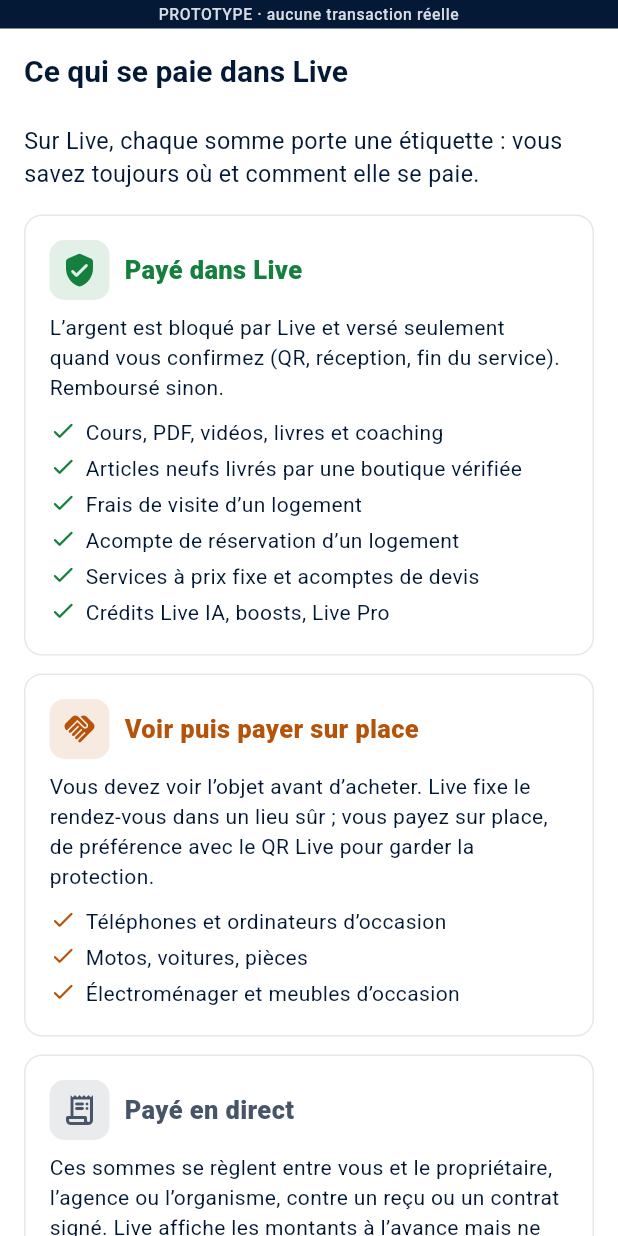
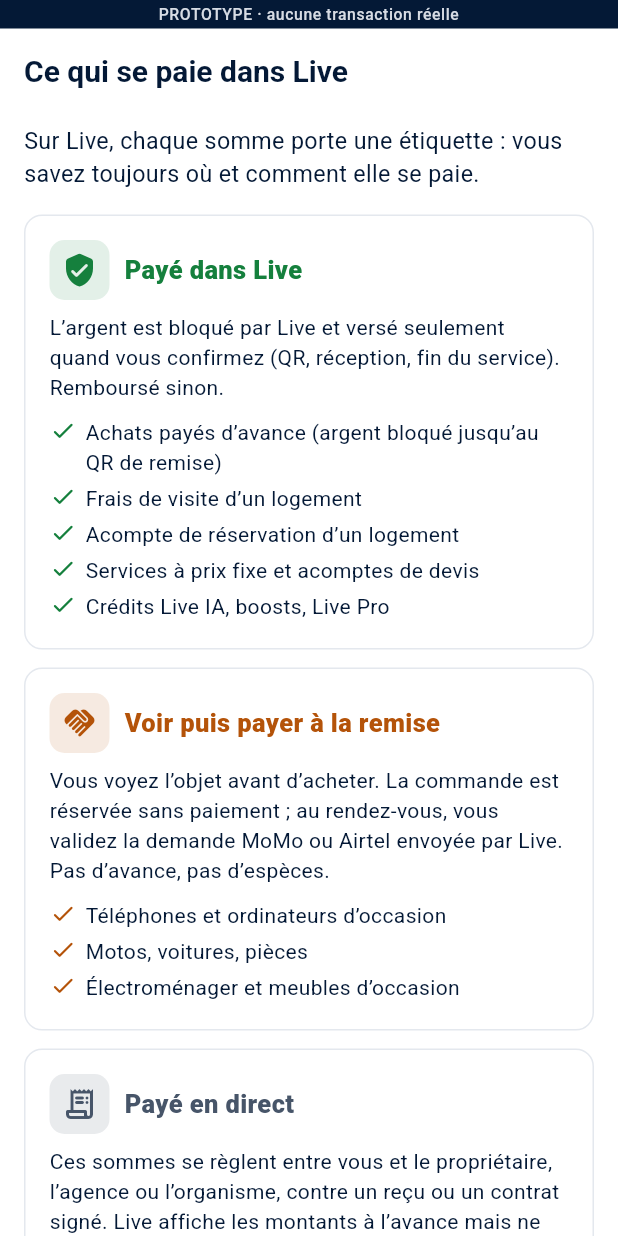
Before and after one commit to Live2026/Live, a Flutter app: the EcranGuidePaiements screen opened by its route, on a phone screen of 412 x 824 dp. Run offline on Flutter 3.47's test engine with Material 3 defaults, Android fonts, the phone set to English and light mode, and no system bars; our stand-ins replace flutter_riverpod, go_router, qr_flutter.

Commit message:
fix(prototype): navigation d'origine conservée ; Savoir, Emploi et groupes en aperçu étiqueté ; payer à la remise conforme au doc 10 ; Enregistrés ; recherche du Market en icône
Co-Authored-By: Claude Opus 5.5 <noreply@anthropic.com>
Claude-Session: https://claude.ai/code/session_01MCoYm9C73oKd3ji52FcTpd

```diff
--- a/app/lib/core/router.dart
+++ b/app/lib/core/router.dart
@@ -82,6 +82,7 @@ final routeur = GoRouter(
       ),
     ),
     _route('/suivis', (_) => const EcranSuivis()),
+    _route('/enregistres', (_) => const EcranEnregistres()),
     // Recherche
     _route('/recherche', (_) => const EcranRecherche()),
     _route('/alertes', (_) => const EcranAlertes()),
--- a/app/lib/data/modeles.dart
+++ b/app/lib/data/modeles.dart
@@ -10,25 +10,27 @@ enum Reglement {
   /// Payé dans Live : argent bloqué jusqu'à la remise ou au service rendu.
   dansLive,
 
-  /// On voit avant d'acheter : rendez-vous fixé dans Live, paiement à la
-  /// remise (QR Live pour rester protégé, ou espèces à ses risques).
+  /// On voit avant d'acheter : commande réservée sans paiement, rendez-vous
+  /// dans un lieu public, paiement MoMo ou Airtel via Live au moment de la
+  /// remise (mode B « payer à la remise », docs/10, section 3.6).
   surPlace,
 
   /// Payé directement au propriétaire, à l'agence ou à l'organisme, contre
-  /// reçu : loyers, caution, prix d'un bien, frais officiels d'un concours.
+  /// reçu : loyers, caution, prix d'un bien (encaissement par Live prévu en
+  /// P2, docs/11), frais officiels d'un concours.
   direct,
 }
 
 extension InfoReglement on Reglement {
   String get libelle => switch (this) {
     Reglement.dansLive => 'Payé dans Live',
-    Reglement.surPlace => 'Voir puis payer sur place',
+    Reglement.surPlace => 'Voir puis payer à la remise',
     Reglement.direct => 'Payé en direct',
   };
 
   String get court => switch (this) {
     Reglement.dansLive => 'Dans Live',
-    Reglement.surPlace => 'Sur place',
+    Reglement.surPlace => 'À la remise',
     Reglement.direct => 'En direct',
   };
 
--- a/app/lib/features/apprendre/apprendre_screens.dart
+++ b/app/lib/features/apprendre/apprendre_screens.dart
@@ -76,7 +76,11 @@ class _SectionsApprendreState extends ConsumerState<SectionsApprendre> {
       crossAxisAlignment: CrossAxisAlignment.stretch,
       children: [
         Padding(
-          padding: EdgeInsets.fromLTRB(marge, 8, marge, 0),
+          padding: EdgeInsets.fromLTRB(marge, 4, marge, 8),
+          child: const BandeauApercu(module: 'Live Savoir', phase: 3),
+        ),
+        Padding(
+          padding: EdgeInsets.symmetric(horizontal: marge),
           child: const _BanniereBac(),
         ),
         const SizedBox(height: 14),
--- a/app/lib/features/compte/compte_screens.dart
+++ b/app/lib/features/compte/compte_screens.dart
@@ -18,5 +18,6 @@ part 'verifier.dart';
 part 'espace.dart';
 part 'profil_public.dart';
 part 'boutique.dart';
+part 'enregistres.dart';
 part 'parametres.dart';
 part 'paiements_guide.dart';
--- a/app/lib/features/compte/paiements_guide.dart
+++ b/app/lib/features/compte/paiements_guide.dart
@@ -11,8 +11,7 @@ class EcranGuidePaiements extends StatelessWidget {
       'L’argent est bloqué par Live et versé seulement quand vous confirmez '
           '(QR, réception, fin du service). Remboursé sinon.',
       [
-        'Cours, PDF, vidéos, livres et coaching',
-        'Articles neufs livrés par une boutique vérifiée',
+        'Achats payés d’avance (argent bloqué jusqu’au QR de remise)',
         'Frais de visite d’un logement',
         'Acompte de réservation d’un logement',
         'Services à prix fixe et acomptes de devis',
@@ -21,9 +20,9 @@ class EcranGuidePaiements extends StatelessWidget {
     ),
     (
       Reglement.surPlace,
-      'Vous devez voir l’objet avant d’acheter. Live fixe le rendez-vous dans '
-          'un lieu sûr ; vous payez sur place, de préférence avec le QR Live '
-          'pour garder la protection.',
+      'Vous voyez l’objet avant d’acheter. La commande est réservée sans '
+          'paiement ; au rendez-vous, vous validez la demande MoMo ou Airtel '
+          'envoyée par Live. Pas d’avance, pas d’espèces.',
       [
         'Téléphones et ordinateurs d’occasion',
         'Motos, voitures, pièces',
@@ -39,7 +38,7 @@ class EcranGuidePaiements extends StatelessWidget {
         'Loyers, avance et caution',
         'Commission d’agence',
         'Prix d’achat d’une maison ou d’un terrain (chez le notaire)',
-        'Frais officiels d’un concours (Trésor public)',
+        'Frais officiels d’un concours (Live Emploi, phase 3)',
       ],
     ),
   ];
@@ -86,8 +85,8 @@ class EcranGuidePaiements extends StatelessWidget {
           ),
           const BoutonEcouter(
             'Trois cas. Payé dans Live : Live garde votre argent jusqu’à ce que '
-            'vous confirmiez. Sur place : vous voyez d’abord l’objet, puis vous '
-            'payez, de préférence avec le QR Live. En direct : loyers, caution, '
+            'vous confirmiez. À la remise : vous voyez d’abord l’objet, puis vous '
+            'validez le paiement MoMo sur votre téléphone. En direct : loyers, caution, '
             'prix d’une maison ou frais officiels, payés contre reçu au '
             'propriétaire ou à l’organisme.',
           ),
--- a/app/lib/features/market/commande.dart
+++ b/app/lib/features/market/commande.dart
@@ -13,7 +13,6 @@ class _EcranCommandeState extends ConsumerState<EcranCommande> {
   var _livraison = false;
   var _mode = ModePaiement.avance;
   var _lieu = 0;
-  var _especes = false;
 
   static const _lieux = [
     ('Station Total Moungali', 'Éclairée, gardiennée'),
@@ -172,23 +171,16 @@ class _EcranCommandeState extends ConsumerState<EcranCommande> {
         ],
         secondaire: [
           const Text(
-            'Au rendez-vous, vous payez',
+            'Paiement à la remise',
             style: TextStyle(fontWeight: FontWeight.bold, fontSize: 16),
           ),
           const SizedBox(height: 6),
-          Choix(
-            titre: 'Avec le QR Live',
-            sousTitre: 'MoMo ou Airtel, après vérification. Protégé.',
-            icone: Icons.qr_code_2_rounded,
-            selectionne: !_especes,
-            onTap: () => setState(() => _especes = false),
-          ),
-          Choix(
-            titre: 'En espèces',
-            sousTitre: 'Hors de Live : aucune protection en cas de litige.',
-            icone: Icons.payments_outlined,
-            selectionne: _especes,
-            onTap: () => setState(() => _especes = true),
+          const LigneMenu(
+            icone: Icons.phone_android_rounded,
+            titre: 'MoMo ou Airtel, au rendez-vous',
+            detail:
+                'Vous vérifiez l’objet, le vendeur appuie sur « Encaisser » '
+                'et vous validez la demande sur votre téléphone.',
           ),
           const SizedBox(height: 8),
           const BandeauProtection(
--- a/app/lib/features/market/produit_commande.dart
+++ b/app/lib/features/market/produit_commande.dart
@@ -90,7 +90,7 @@ class EcranProduit extends StatelessWidget {
       const SizedBox(height: 12),
       BandeauProtection(
         surPlace
-            ? 'Payez au rendez-vous avec le QR Live : vous restez protégé.'
+            ? 'Payez au rendez-vous par MoMo ou Airtel via Live : jamais d’avance.'
             : 'Remboursé si vous ne recevez pas le produit.',
       ),
       Align(
@@ -323,8 +323,9 @@ class _ReglementProduit extends StatelessWidget {
             Reglement.surPlace,
             montant: p.prix,
             detail:
-                'Vous vérifiez l’objet au rendez-vous, puis vous payez avec '
-                'le QR Live (protégé) ou en espèces.',
+                'Rien à payer maintenant. Au rendez-vous, vous vérifiez '
+                'l’objet puis vous validez la demande MoMo ou Airtel envoyée '
+                'par Live.',
           ),
         ],
         note: 'Ne versez jamais d’avance pour un objet que vous n’avez pas vu.',
--- a/app/lib/features/messages/groupe.dart
+++ b/app/lib/features/messages/groupe.dart
@@ -144,6 +144,10 @@ class _EcranGroupeState extends State<EcranGroupe> {
       ),
       body: Column(
         children: [
+          const Padding(
+            padding: EdgeInsets.fromLTRB(12, 8, 12, 4),
+            child: BandeauApercu(module: 'Groupes et canaux', phase: 2),
+          ),
           Material(
             color: Colors.white,
             child: ListTile(
--- a/app/lib/shared/widgets.dart
+++ b/app/lib/shared/widgets.dart
@@ -8,6 +8,7 @@ export 'composants.dart';
 export 'confiance.dart';
 export 'elements.dart';
 export 'frise.dart';
+export 'apercu.dart';
 export 'medias.dart';
 export 'panier.dart';
 export 'reglement.dart';
```
Also changed, not shown: app/lib/features/compte/enregistres.dart (added, +46 -0 lines), app/lib/features/compte/moi.dart (+1 -25 lines), app/lib/features/explore/explore_screen.dart (+28 -0 lines), app/lib/features/market/market_accueil.dart (+7 -13 lines), app/lib/features/opportunites/opportunites_screens.dart (+7 -0 lines), app/lib/shared/apercu.dart (added, +39 -0 lines), app/lib/shared/cartes_savoirs.dart (+8 -2 lines), app/lib/shared/confiance.dart (+10 -6 lines), 1 other file.
